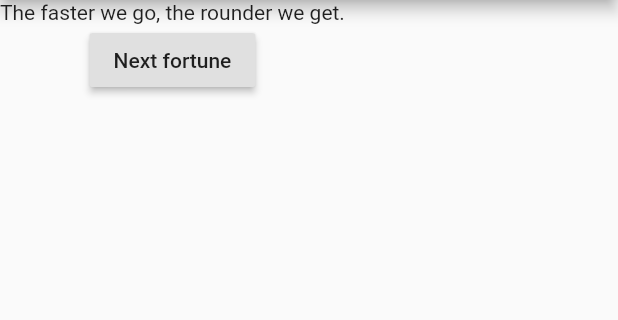
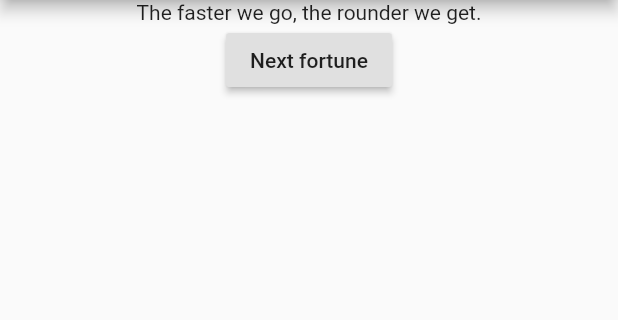
Before and after one commit to leosuncin/flutter_assignment, a Flutter app: the screen it shows after launch, on a phone screen of 412 x 824 dp, the part 84-404 px from its top. Run offline on Flutter 3.47's test engine with Material 2 defaults, Android fonts, the phone set to English and light mode, and no system bars.

Commit message:
Split into components

```diff
--- a/lib/main.dart
+++ b/lib/main.dart
@@ -4,6 +4,8 @@
 // 3) Split the app into three widgets: App, TextControl & Text
 
 import 'package:flutter/material.dart';
+import './text.dart';
+import './text_control.dart';
 
 void main() {
   runApp(Homework());
@@ -34,13 +36,14 @@ class _HomeworkState extends State<Homework> {
       ),
       body: Column(
         children: <Widget>[
-          Text(_fortunes[_currentIndex]),
-          RaisedButton(
-            child: Text('Next fortune'),
-            onPressed: () {
+          Fortune(_fortunes[_currentIndex]),
+          TextControl(
+            buttonText: 'Next fortune',
+            onNextText: () {
               setState(() {
-                _currentIndex =
-                    _currentIndex <= (_fortunes.length - 2) ? _currentIndex + 1 : 0;
+                _currentIndex = _currentIndex <= (_fortunes.length - 2)
+                    ? _currentIndex + 1
+                    : 0;
               });
             },
           ),
--- /dev/null
+++ b/lib/text.dart
@@ -0,0 +1,18 @@
+import 'package:flutter/material.dart';
+
+class Fortune extends StatelessWidget {
+  final String _text;
+
+  Fortune(this._text);
+
+  @override
+  Widget build(BuildContext context) {
+    return Container(
+      width: double.infinity,
+      child: Text(
+        _text,
+        textAlign: TextAlign.center,
+      ),
+    );
+  }
+}
--- /dev/null
+++ b/lib/text_control.dart
@@ -0,0 +1,16 @@
+import 'package:flutter/material.dart';
+
+class TextControl extends StatelessWidget {
+  final String buttonText;
+  final Function onNextText;
+
+  TextControl({this.buttonText, this.onNextText});
+
+  @override
+  Widget build(BuildContext context) {
+    return RaisedButton(
+      child: Text(buttonText),
+      onPressed: onNextText,
+    );
+  }
+}
```
